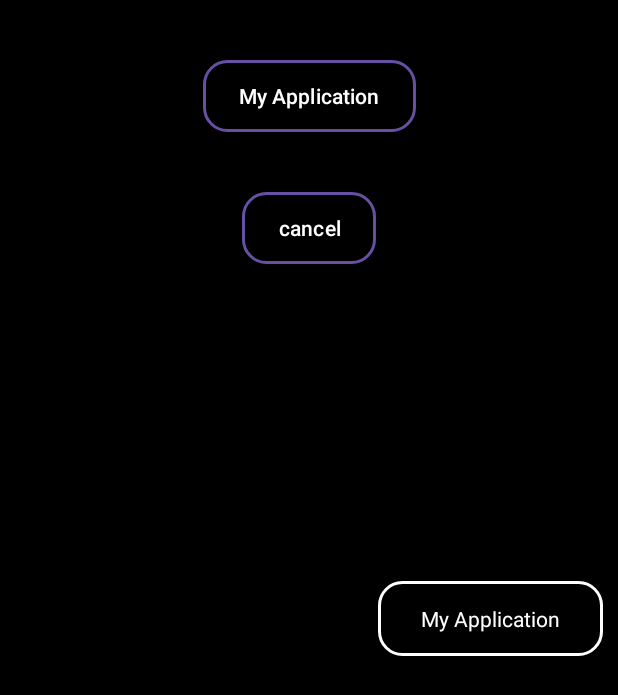
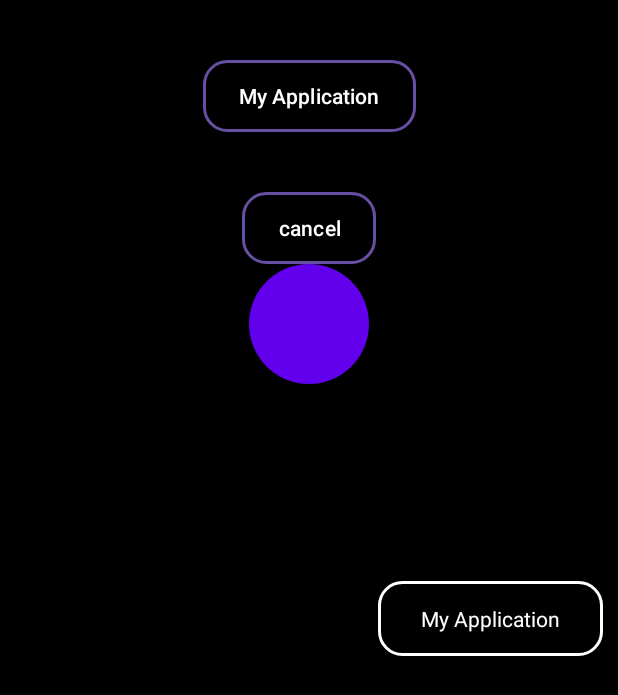
Before and after one commit to RafDes21/PracticesAndroid, an Android app: the screen it shows after launch (MainActivity), on a phone screen of 412 x 824 dp. Shown: the top 695 px of the screen. Run offline under Robolectric (Android 15) with nearby library versions, the phone set to English and light mode, and no system bars.

Commit message:
add new animation

```diff
--- /dev/null
+++ b/app/src/main/res/drawable/circle_shape.xml
@@ -0,0 +1,5 @@
+<?xml version="1.0" encoding="utf-8"?>
+<shape xmlns:android="http://schemas.android.com/apk/res/android"
+    android:shape="oval">
+    <solid android:color="#FF6200EE" />
+</shape>
--- a/app/src/main/res/layout/activity_main.xml
+++ b/app/src/main/res/layout/activity_main.xml
@@ -32,6 +32,16 @@
         app:layout_constraintStart_toStartOf="parent"
         app:layout_constraintTop_toBottomOf="@+id/btn_play" />
 
+    <View
+        android:id="@+id/circleView"
+        android:layout_width="80dp"
+        app:layout_constraintTop_toBottomOf="@+id/btn_cancel"
+        android:layout_height="80dp"
+        app:layout_constraintStart_toStartOf="parent"
+        app:layout_constraintEnd_toEndOf="parent"
+        android:layout_centerInParent="true"
+        android:background="@drawable/circle_shape" />
+
     <FrameLayout
         android:id="@+id/container"
         android:layout_width="150dp"
```
Also changed, not shown: app/src/main/java/com/rafdev/myapplication/MainActivity.kt (+12 -0 lines).
